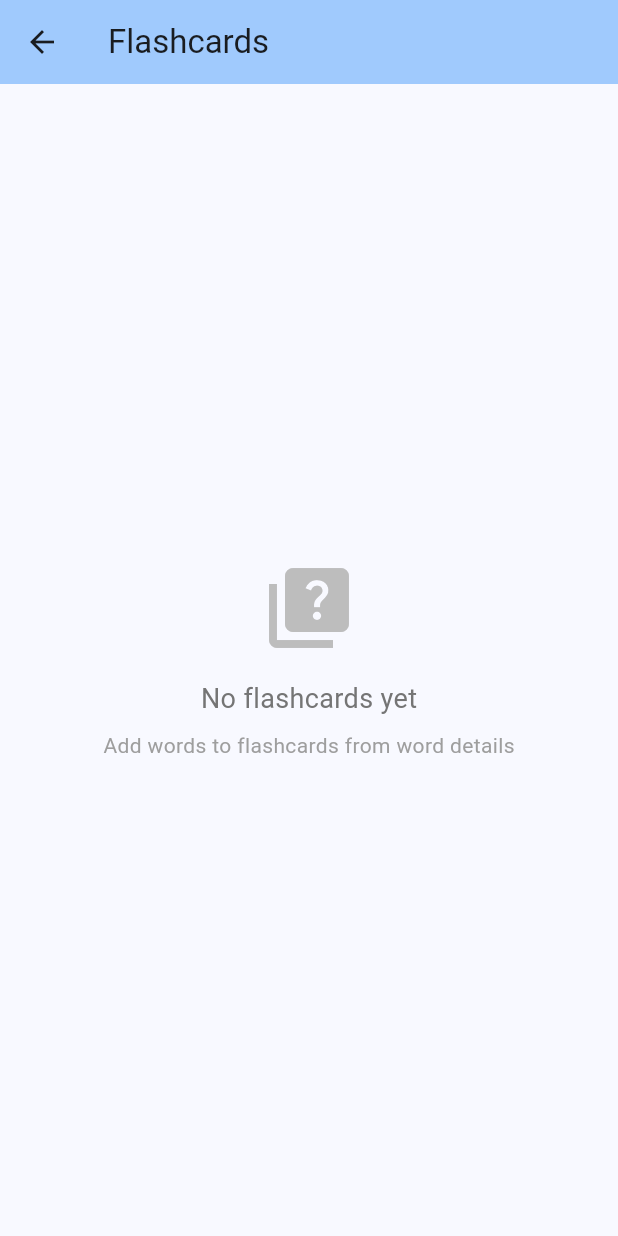
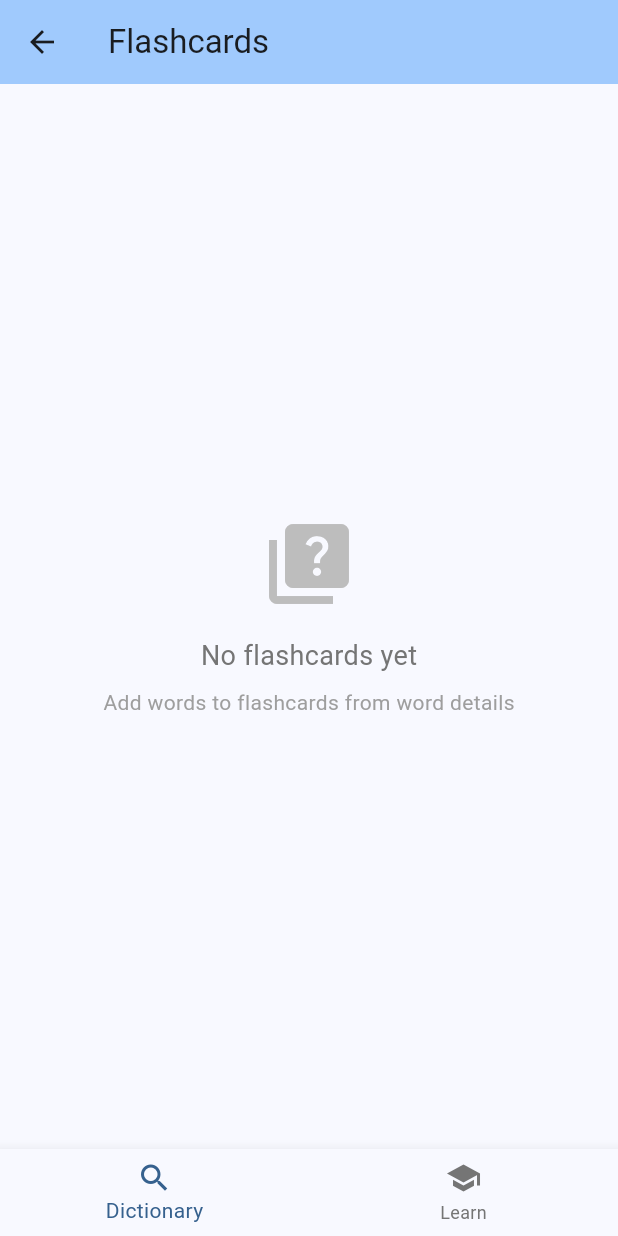
Before and after one commit to brandonyeequon/dictionaryapi, a Flutter app: the screen it shows after launch, after a tap on the "quiz" icon, on a phone screen of 412 x 824 dp. Run offline on Flutter 3.47's test engine with Material 3 defaults, Android fonts, the phone set to English and light mode, and no system bars; our stand-ins replace audioplayers, sqflite, universal_platform; missing offline and left inert: idb_shim; accounts and stored records are empty.

Commit message:
small update

```diff
--- a/dictionary/lib/screens/home_screen.dart
+++ b/dictionary/lib/screens/home_screen.dart
@@ -11,20 +11,52 @@ class HomeScreen extends StatefulWidget {
 
 class _HomeScreenState extends State<HomeScreen> {
   int _currentIndex = 0;
-
-  final List<Widget> _screens = [
-    const DictionaryScreen(),
-    const EnhancedLearnScreen(),
+  // Keys for nested navigators to preserve bottom navigation
+  final List<GlobalKey<NavigatorState>> _navigatorKeys = [
+    GlobalKey<NavigatorState>(),
+    GlobalKey<NavigatorState>(),
+  ];
+  // Root screens for each tab
+  final List<Widget> _screens = const [
+    DictionaryScreen(),
+    EnhancedLearnScreen(),
   ];
 
   @override
   Widget build(BuildContext context) {
-    return Scaffold(
-      body: IndexedStack(
-        index: _currentIndex,
-        children: _screens,
-      ),
-      bottomNavigationBar: BottomNavigationBar(
+    // ignore: deprecated_member_use
+    return WillPopScope(
+      onWillPop: () async {
+        final NavigatorState currentNav = _navigatorKeys[_currentIndex].currentState!;
+        if (currentNav.canPop()) {
+          currentNav.pop();
+          return false;
+        }
+        // If on first tab, allow back; else go to first tab
+        if (_currentIndex != 0) {
+          setState(() { _currentIndex = 0; });
+          return false;
+        }
+        return true;
+      },
+      child: Scaffold(
+        body: Stack(
+          children: List.generate(_screens.length, (index) {
+            return Offstage(
+              offstage: _currentIndex != index,
+              child: Navigator(
+                key: _navigatorKeys[index],
+                onGenerateRoute: (settings) {
+                  return MaterialPageRoute(
+                    builder: (_) => _screens[index],
+                    settings: settings,
+                  );
+                },
+              ),
+            );
+          }),
+        ),
+        bottomNavigationBar: BottomNavigationBar(
         currentIndex: _currentIndex,
         onTap: (index) {
           setState(() {
@@ -44,6 +76,7 @@ class _HomeScreenState extends State<HomeScreen> {
             label: 'Learn',
           ),
         ],
+        ),
       ),
     );
   }
```
Also changed, not shown: dictionary/lib/widgets/jotoba_word_card.dart (+2 -22 lines).
